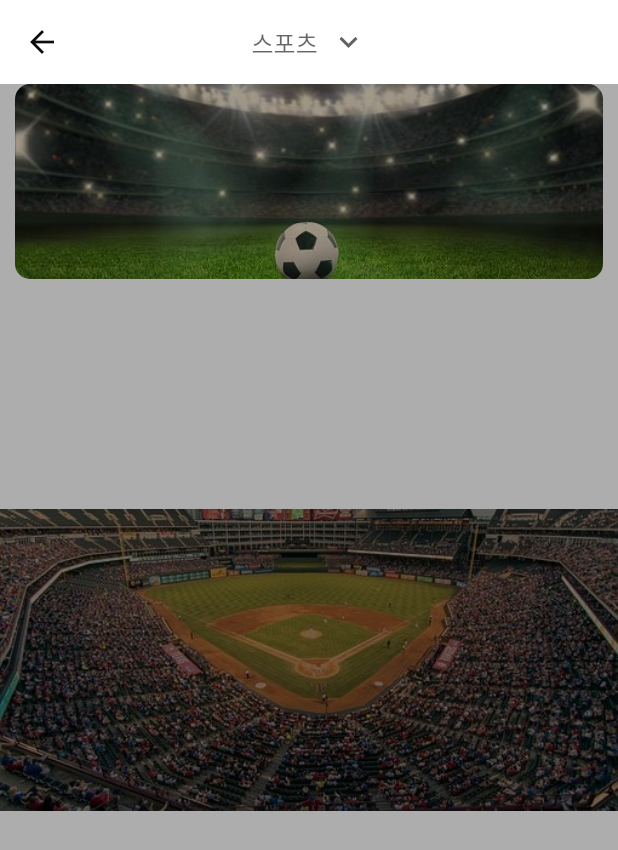
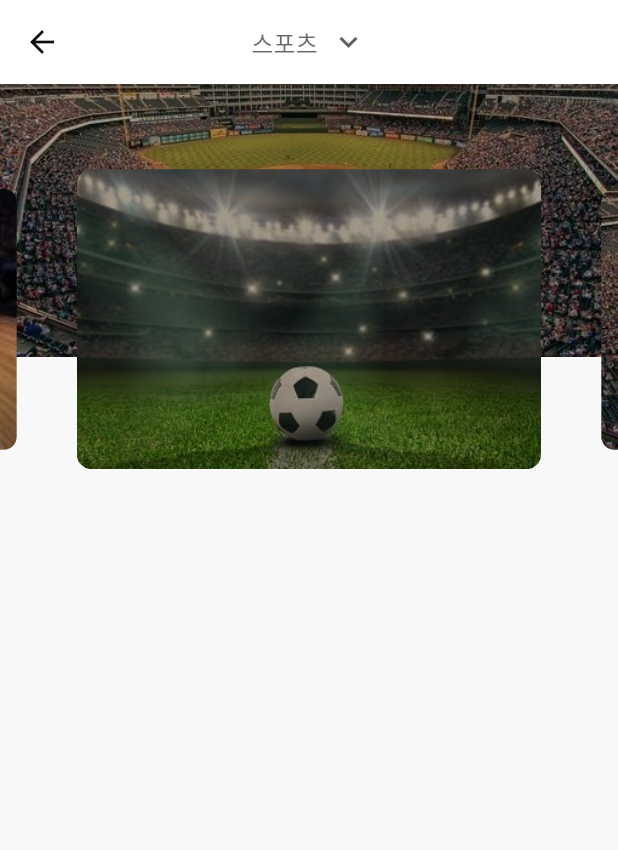
Before and after one commit to jieunlee0106/git_lab, a Flutter app: the SportsPage screen opened directly, on a phone screen of 412 x 824 dp. Shown: the top 850 px of the screen. Run offline on Flutter 3.47's test engine with Material 2 defaults, Android fonts, the phone set to English and light mode, and no system bars; drawn by our look-alikes of carousel_slider; our stand-ins replace flutter_dotenv, flutter_secure_storage, get, image_picker, logger, marquee; missing offline and left inert: multi_image_picker_view, platform_date_picker, twitter_login; accounts and stored records are empty; network calls fail.

Commit message:
feat: sport cartegory

```diff
--- a/fe/user/nnz/lib/src/pages/category/sports.dart
+++ b/fe/user/nnz/lib/src/pages/category/sports.dart
@@ -14,9 +14,9 @@ class _SportsPageState extends State<SportsPage> {
   String sportEvent = ImagePath.bsbB;
 
   final List<String> _images = [
-    'https://picsum.photos/id/237/200/300',
-    'https://picsum.photos/id/238/200/300',
-    'https://picsum.photos/id/239/200/300',
+    '축구',
+    '야구',
+    '농구',
   ];
 
   @override
@@ -30,35 +30,28 @@ class _SportsPageState extends State<SportsPage> {
         centerTitle: true,
       ),
       body: Column(
+        mainAxisAlignment: MainAxisAlignment.start,
         children: [
           Expanded(
             child: Stack(
+              alignment: Alignment(0, -0.8),
               children: [
-                Positioned.fill(
-                  child: Container(
+                Container(
                   decoration: BoxDecoration(
-                      borderRadius: BorderRadius.circular(10),
                     image: DecorationImage(
                         image: AssetImage(sportEvent),
-                      ),
-                    ),
-                  ),
-                ),
-                Positioned.fill(
-                  child: Container(
-                    color: Colors.black.withOpacity(0.3),
+                        alignment: Alignment.topCenter),
                   ),
                 ),
                 Container(
-                  height: 130,
-                  child: Center(
+                  height: 200,
                   child: CarouselSlider(
                     options: CarouselOptions(
                       height: 800,
                       autoPlay: true,
                       enlargeCenterPage: true,
                       enableInfiniteScroll: true,
-                        viewportFraction: 1,
+                      viewportFraction: 0.8,
                       onPageChanged: (int index, _) {
                         setState(() {
                           if (index == 0) {
@@ -100,7 +93,6 @@ class _SportsPageState extends State<SportsPage> {
                     }).toList(),
                   ),
                 ),
-                ),
               ],
             ),
           ),
```
Also changed, not shown: fe/user/nnz/assets/images/sports/bkb.jpg, fe/user/nnz/assets/images/sports/bsb.jpg. Lines whose indentation alone changed are shown as unchanged.
